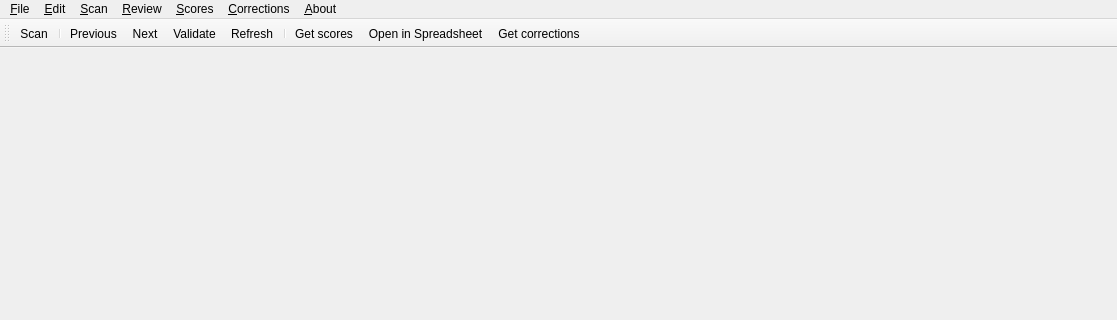
This is src/ui/main.ui in wxgeo/ptyx-mcq-corrector as Qt 5 draws it before an edit; both pictures show x 0 to 1117 and y 0 to 320 of the 1117 by 526 pixel window. The edited form follows.
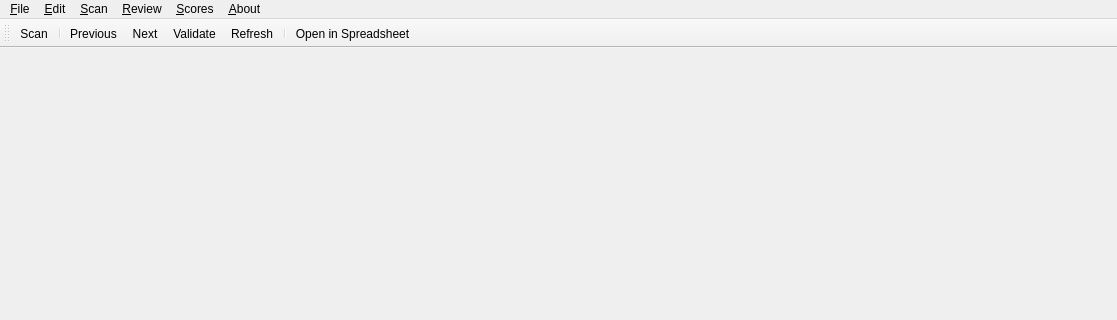
This is the edited form. Icons and pictures are not drawn.

Commit message: feat: display scores and make link with the spreadsheets.

What changed in the file:
```diff
--- a/src/ui/main.ui
+++ b/src/ui/main.ui
@@ -75,12 +75,6 @@
                 <addaction name="action_Get_scores"/>
                 <addaction name="action_Open_in_Spreadsheet"/>
                 <addaction name="action_Refresh_scores"/>
-            </widget>
-            <widget class="QMenu" name="menu_Corrections">
-                <property name="title">
-                    <string>&amp;Corrections</string>
-                </property>
-                <addaction name="action_Get_corrections"/>
                 <addaction name="action_Refresh_corrections"/>
             </widget>
             <widget class="QMenu" name="menu_Edit">
@@ -94,7 +88,6 @@
             <addaction name="menu_Scan"/>
             <addaction name="menuReview"/>
             <addaction name="menuScores"/>
-            <addaction name="menu_Corrections"/>
             <addaction name="menu_About"/>
         </widget>
         <widget class="QStatusBar" name="statusbar"/>
@@ -118,9 +111,7 @@
             <addaction name="actionValidate"/>
             <addaction name="actionRefresh"/>
             <addaction name="separator"/>
-            <addaction name="action_Get_scores"/>
             <addaction name="action_Open_in_Spreadsheet"/>
-            <addaction name="action_Get_corrections"/>
         </widget>
         <action name="action_Open_directory">
             <property name="icon">
```
Left out of the diff: 38 changed lines with no effect on the pictures. Lines whose indentation alone changed are shown as unchanged. The commit also changes 5 other files.
